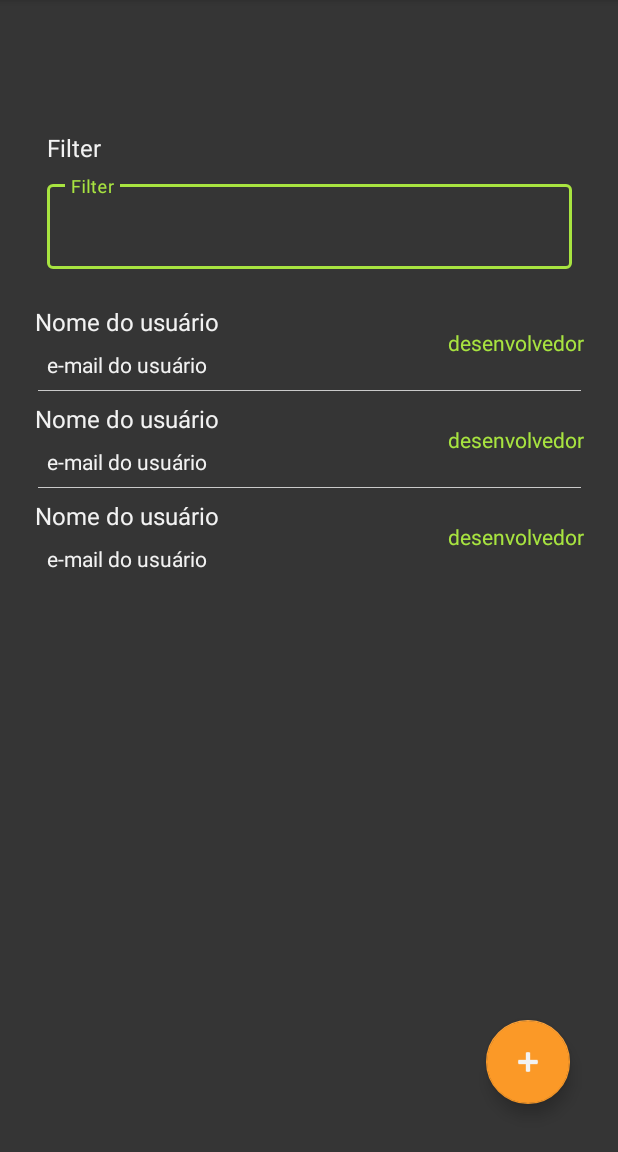
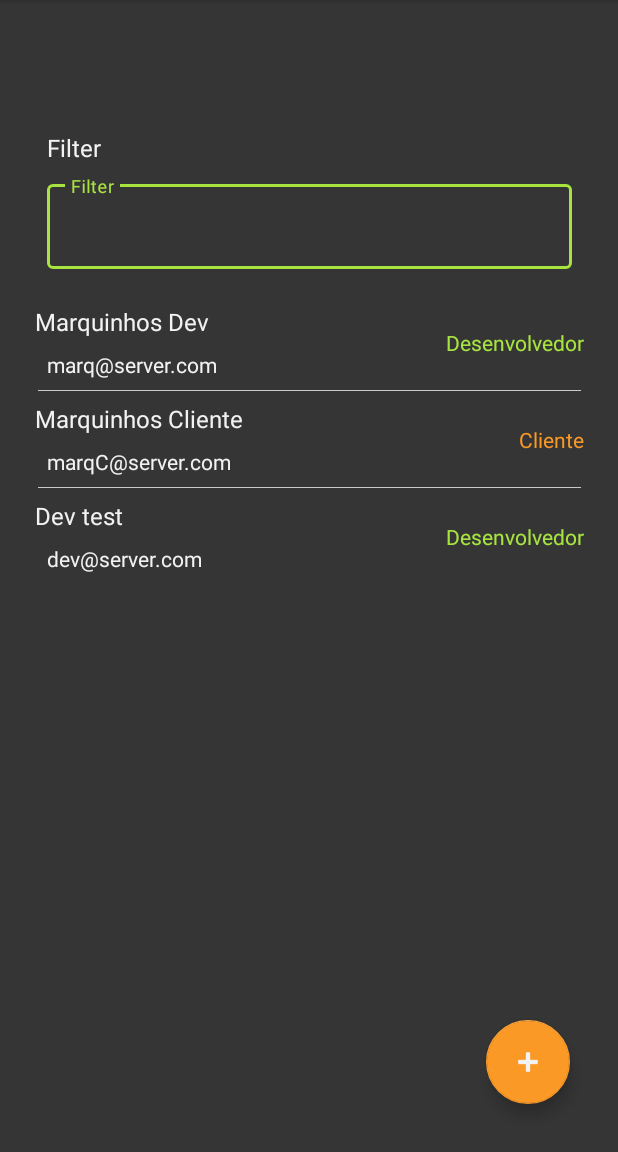
Before and after one commit to Felix-xilef/HavingOrder, an Android app: the UsersActivity screen opened directly, with no data from a screen before it, on a phone screen of 412 x 824 dp, the part 84-1236 px from its top. Run offline under Robolectric (Android 15) with nearby library versions, the phone set to English and light mode, and no system bars; our stand-ins replace Firebase (no records; nobody signed in at launch, a user with empty details on screens opened directly).

Commit message:
Added user listing

```diff
--- a/app/src/main/java/com/fatec/havingorder/activities/UsersActivity.java
+++ b/app/src/main/java/com/fatec/havingorder/activities/UsersActivity.java
@@ -1,6 +1,7 @@
 package com.fatec.havingorder.activities;
 
 import androidx.annotation.NonNull;
+import androidx.constraintlayout.widget.ConstraintLayout;
 
 import android.content.Intent;
 import android.os.Bundle;
@@ -8,6 +9,7 @@ import android.view.LayoutInflater;
 import android.view.MenuItem;
 import android.view.View;
 import android.widget.LinearLayout;
+import android.widget.TextView;
 
 import com.fatec.havingorder.R;
 import com.fatec.havingorder.models.User;
@@ -49,12 +51,20 @@ public class UsersActivity extends ActivityWithActionBar {
        users = userService.getUsers();
 
        for (User user : users) {
-           View userEntry = LayoutInflater.from(this).inflate(R.layout.user_entry, null);
-           userEntry.setId(user.getId());
-           userEntry.setOnClickListener(this::goToAddEditUser);
+           View userEntry = getLayoutInflater().inflate(R.layout.user_entry, userEntries, false);
+
+           userEntry.findViewById(R.id.userEntry).setId(user.getId());
+
+           ((TextView) userEntry.findViewById(R.id.lblUserName)).setText(user.getName());
+
+           ((TextView) userEntry.findViewById(R.id.lblUserEmail)).setText(user.getEmail());
+
+           ((TextView) userEntry.findViewById(R.id.lblUserType)).setText(user.getType().getDescription());
+           ((TextView) userEntry.findViewById(R.id.lblUserType)).setTextColor(
+                   user.getType().isClient() ? getColor(R.color.orange) : getColor(R.color.light_green)
+           );
 
            userEntries.addView(userEntry);
-           System.out.println("\n|\n|\t" + userEntry.getId() + "\n|\n");
        }
     }
 
--- a/app/src/main/java/com/fatec/havingorder/models/UserType.java
+++ b/app/src/main/java/com/fatec/havingorder/models/UserType.java
@@ -39,6 +39,10 @@ public class UserType {
         else return false;
     }
 
+    public boolean isClient() {
+        return id != 1;
+    }
+
     @Override
     public boolean equals(Object o) {
         if (this == o) return true;
--- a/app/src/main/java/com/fatec/havingorder/services/UserService.java
+++ b/app/src/main/java/com/fatec/havingorder/services/UserService.java
@@ -8,9 +8,9 @@ import java.util.List;
 
 public class UserService {
     private List<User> users = Arrays.asList(
-            new User(0, "Marquinhos Dev", "marq@server.com", "11965654848", new UserType(1)),
-            new User(1, "Marquinhos Cliente", "marqC@server.com", "11915754948", new UserType(2)),
-            new User(2, "Dev test", "dev@server.com", "11966332015", new UserType(1))
+            new User(1, "Marquinhos Dev", "marq@server.com", "11965654848", new UserType(1)),
+            new User(2, "Marquinhos Cliente", "marqC@server.com", "11915754948", new UserType(2)),
+            new User(3, "Dev test", "dev@server.com", "11966332015", new UserType(1))
     );
 
     public List<User> getUsers() {
--- a/app/src/main/res/layout/user_entry.xml
+++ b/app/src/main/res/layout/user_entry.xml
@@ -5,11 +5,13 @@
     xmlns:app="http://schemas.android.com/apk/res-auto">
 
     <androidx.constraintlayout.widget.ConstraintLayout
+        android:id="@+id/userEntry"
         android:layout_width="match_parent"
         android:layout_height="match_parent"
         android:background="?attr/selectableItemBackground"
         android:clickable="true"
-        android:focusable="true">
+        android:focusable="true"
+        android:onClick="goToAddEditUserWithContent">
 
         <TextView
             android:id="@+id/lblUserName"
```
